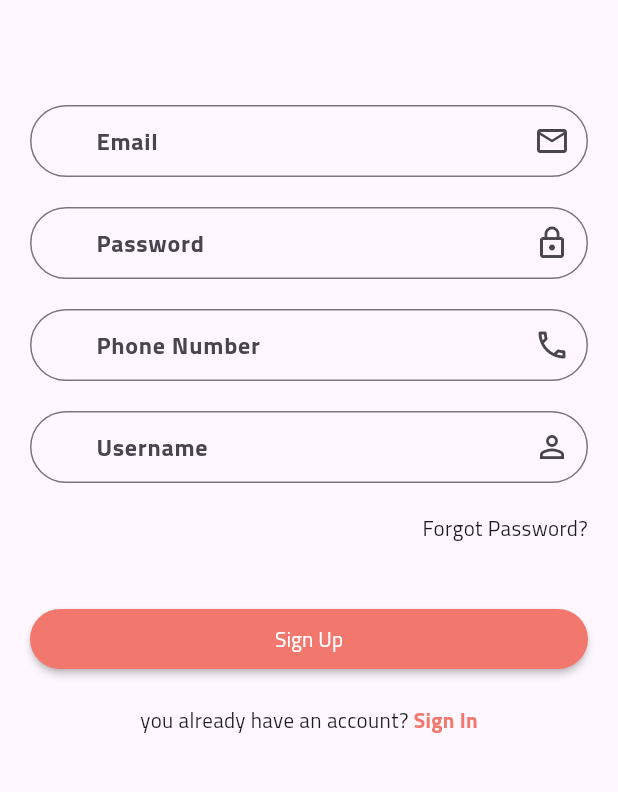
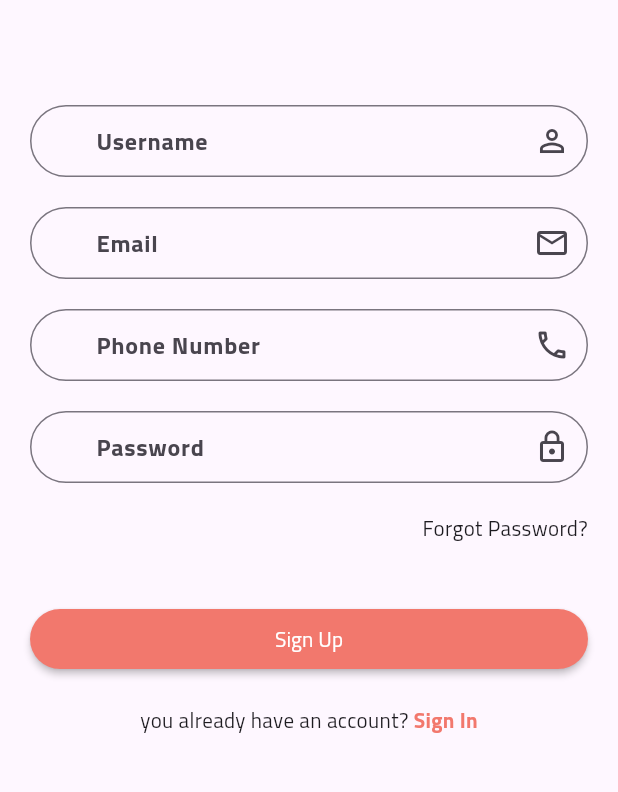
Before and after one commit to mohammadalhasnawy2005/EcoYou, a Flutter app: the Login screen opened by its route, after a tap on "Sign In", after a tap on "Sign Up", on a phone screen of 412 x 824 dp, the part 240-1032 px from its top. Run offline on Flutter 3.47's test engine with Material 3 defaults, Android fonts, the light colour scheme and no system bars; our stand-ins replace dartz, flutter_otp_text_field, get, lottie, shared_preferences; accounts and stored records are empty.

Commit message:
finsh back and front of login and signup work well

```diff
--- a/lib/controller/auth/logincontroller.dart
+++ b/lib/controller/auth/logincontroller.dart
@@ -1,4 +1,7 @@
+import 'package:ecoyou/core/class/statusrequest.dart';
 import 'package:ecoyou/core/constant/routes.dart';
+import 'package:ecoyou/core/function/handingdatacontroller.dart';
+import 'package:ecoyou/data/datasource/remote/auth/login.dart';
 import 'package:flutter/widgets.dart';
 import 'package:get/get.dart';
 
@@ -9,12 +12,15 @@ abstract class LoginController extends GetxController {
 }
 
 class LoginControllerImp extends LoginController {
+  LoginData loginData = LoginData(Get.find());
+
   GlobalKey<FormState> formstate = GlobalKey<FormState>();
 
   late TextEditingController email;
   late TextEditingController password;
 
   bool isshowPassword = true;
+  StatusRequest? statusRequest;
 
   void showPassword() {
     isshowPassword = isshowPassword == true ? false : true;
@@ -22,13 +28,27 @@ class LoginControllerImp extends LoginController {
   }
 
   @override
-  login() {
-    var formdata = formstate.currentState;
-    if (formdata!.validate()) {
-      print("valid");
-    } else {
-      print("invalid");
-    }
+  login() async {
+    if (formstate.currentState!.validate()) {
+      statusRequest = StatusRequest.loading;
+      update();
+      var response = await loginData.postdata(password.text, email.text);
+      print("=============================== Controller $response ");
+      statusRequest = handlingData(response);
+      if (StatusRequest.success == statusRequest) {
+        if (response['status'] == "success") {
+          // data.addAll(response['data']);
+          Get.offNamed(AppRoute.home, arguments: {"email": email.text});
+        } else {
+          Get.defaultDialog(
+            title: "ُWarning",
+            middleText: "Email or Password not Correct",
+          );
+          statusRequest = StatusRequest.failure;
+        }
+      }
+      update();
+    } else {}
   }
 
   @override
--- a/lib/core/constant/routes.dart
+++ b/lib/core/constant/routes.dart
@@ -8,5 +8,5 @@ class AppRoute {
   static const String successResetPassword = '/SuccessResetPassword';
   static const String successSignUp = '/SuccessSignUp';
   static const String verifyCodeSignUp = '/VerifyCodeSignUp';
-  static const String home = '/TestView';
+  static const String home = '/Home';
 }
--- a/lib/routes.dart
+++ b/lib/routes.dart
@@ -1,6 +1,5 @@
 import 'package:ecoyou/core/constant/routes.dart';
 import 'package:ecoyou/core/middleware/mymiddleware.dart';
-import 'package:ecoyou/testview.dart';
 import 'package:ecoyou/view/screen/auth/forgetpassword/forgetpassword.dart';
 import 'package:ecoyou/view/screen/auth/login.dart';
 import 'package:ecoyou/view/screen/auth/forgetpassword/resetpassword.dart';
@@ -9,11 +8,13 @@ import 'package:ecoyou/view/screen/auth/forgetpassword/sucssesresetpassword.dart
 import 'package:ecoyou/view/screen/auth/sucssessignup.dart';
 import 'package:ecoyou/view/screen/auth/forgetpassword/verifycode.dart';
 import 'package:ecoyou/view/screen/auth/verifycodesignup.dart';
+import 'package:ecoyou/view/screen/home.dart';
 import 'package:ecoyou/view/screen/onboarding.dart';
 import 'package:get/get_navigation/get_navigation.dart';
 
 List<GetPage<dynamic>> routes = [
   // GetPage(name: "/", page: () => const TestView()),
+  GetPage(name: AppRoute.home, page: () => const Home()),
   GetPage(name: AppRoute.login, page: () => const Login()),
   GetPage(name: AppRoute.signup, page: () => const SignUp()),
   GetPage(name: AppRoute.forgetPassword, page: () => const ForgetPassword()),
--- a/lib/view/screen/auth/login.dart
+++ b/lib/view/screen/auth/login.dart
@@ -1,4 +1,5 @@
 import 'package:ecoyou/controller/auth/logincontroller.dart';
+import 'package:ecoyou/core/class/statusrequest.dart';
 import 'package:ecoyou/core/constant/color.dart';
 import 'package:ecoyou/core/function/alertexitapp.dart';
 import 'package:ecoyou/core/function/validinput.dart';
@@ -15,7 +16,7 @@ class Login extends StatelessWidget {
 
   @override
   Widget build(BuildContext context) {
-    LoginControllerImp controller = Get.put(LoginControllerImp());
+    Get.put(LoginControllerImp());
     return Scaffold(
       appBar: AppBar(
         centerTitle: true,
@@ -30,7 +31,12 @@ class Login extends StatelessWidget {
       ),
       body: WillPopScope(
         onWillPop: alertExitApp,
-        child: Container(
+        child: GetBuilder<LoginControllerImp>(
+          builder:
+              (controller) =>
+                  controller.statusRequest == StatusRequest.loading
+                      ? Center(child: Text("Loading.........."))
+                      : Container(
                         padding: const EdgeInsets.all(20.0),
                         child: Form(
                           key: controller.formstate,
@@ -39,7 +45,9 @@ class Login extends StatelessWidget {
                               const SizedBox(height: 20.0),
                               CustomTextTitleAuth(title: "Welcome Back"),
                               const SizedBox(height: 10.0),
-                CustomTextBodyAuth(text: "Sign in to continue to EcoYou"),
+                              CustomTextBodyAuth(
+                                text: "Sign in to continue to EcoYou",
+                              ),
                               const SizedBox(height: 70),
                               CustomTextFormAuth(
                                 isNumber: false,
@@ -61,7 +69,12 @@ class Login extends StatelessWidget {
                                       obscureText: controller.isshowPassword,
                                       isNumber: false,
                                       valid: (val) {
-                          return validInput(val!, 8, 30, "password");
+                                        return validInput(
+                                          val!,
+                                          8,
+                                          30,
+                                          "password",
+                                        );
                                       },
                                       hintText: "Enter your password",
                                       icon: Icons.remove_red_eye,
@@ -74,7 +87,10 @@ class Login extends StatelessWidget {
                                 onTap: () {
                                   controller.goToForgetPassword();
                                 },
-                  child: Text("Forgot Password?", textAlign: TextAlign.end),
+                                child: Text(
+                                  "Forgot Password?",
+                                  textAlign: TextAlign.end,
+                                ),
                               ),
                               const SizedBox(height: 20.0),
                               CustomButtonAuth(
@@ -96,6 +112,7 @@ class Login extends StatelessWidget {
                         ),
                       ),
         ),
+      ),
     );
   }
 }
--- a/lib/view/screen/auth/signup.dart
+++ b/lib/view/screen/auth/signup.dart
@@ -50,6 +50,17 @@ class SignUp extends StatelessWidget {
                               ),
                               const SizedBox(height: 70),
                               CustomTextFormAuth(
+                                isNumber: false,
+                                valid: (val) {
+                                  return validInput(val!, 3, 20, "username");
+                                },
+                                hintText: "Enter your username",
+                                icon: Icons.person_outline,
+                                labelText: "Username",
+                                mycontroller: controller.username,
+                              ),
+                              const SizedBox(height: 20.0),
+                              CustomTextFormAuth(
                                 valid: (val) {
                                   return validInput(val!, 5, 100, "email");
                                 },
@@ -58,17 +69,6 @@ class SignUp extends StatelessWidget {
                                 labelText: "Email",
                                 mycontroller: controller.email,
                                 isNumber: false,
-                              ),
-                              const SizedBox(height: 20.0),
-                              CustomTextFormAuth(
-                                isNumber: false,
-                                valid: (val) {
-                                  return validInput(val!, 8, 30, "password");
-                                },
-                                hintText: "Enter your password",
-                                icon: Icons.lock_outline,
-                                labelText: "Password",
-                                mycontroller: controller.password,
                               ),
                               const SizedBox(height: 20.0),
                               CustomTextFormAuth(
@@ -85,12 +85,12 @@ class SignUp extends StatelessWidget {
                               CustomTextFormAuth(
                                 isNumber: false,
                                 valid: (val) {
-                                  return validInput(val!, 3, 20, "username");
+                                  return validInput(val!, 8, 30, "password");
                                 },
-                                hintText: "Enter your username",
-                                icon: Icons.person_outline,
-                                labelText: "Username",
-                                mycontroller: controller.username,
+                                hintText: "Enter your password",
+                                icon: Icons.lock_outline,
+                                labelText: "Password",
+                                mycontroller: controller.password,
                               ),
                               const SizedBox(height: 20.0),
                               Text(
```
Also changed, not shown: lib/data/datasource/remote/auth/login.dart (added, +14 -0 lines), lib/view/screen/home.dart (added, +10 -0 lines). Lines whose indentation alone changed are shown as unchanged.
